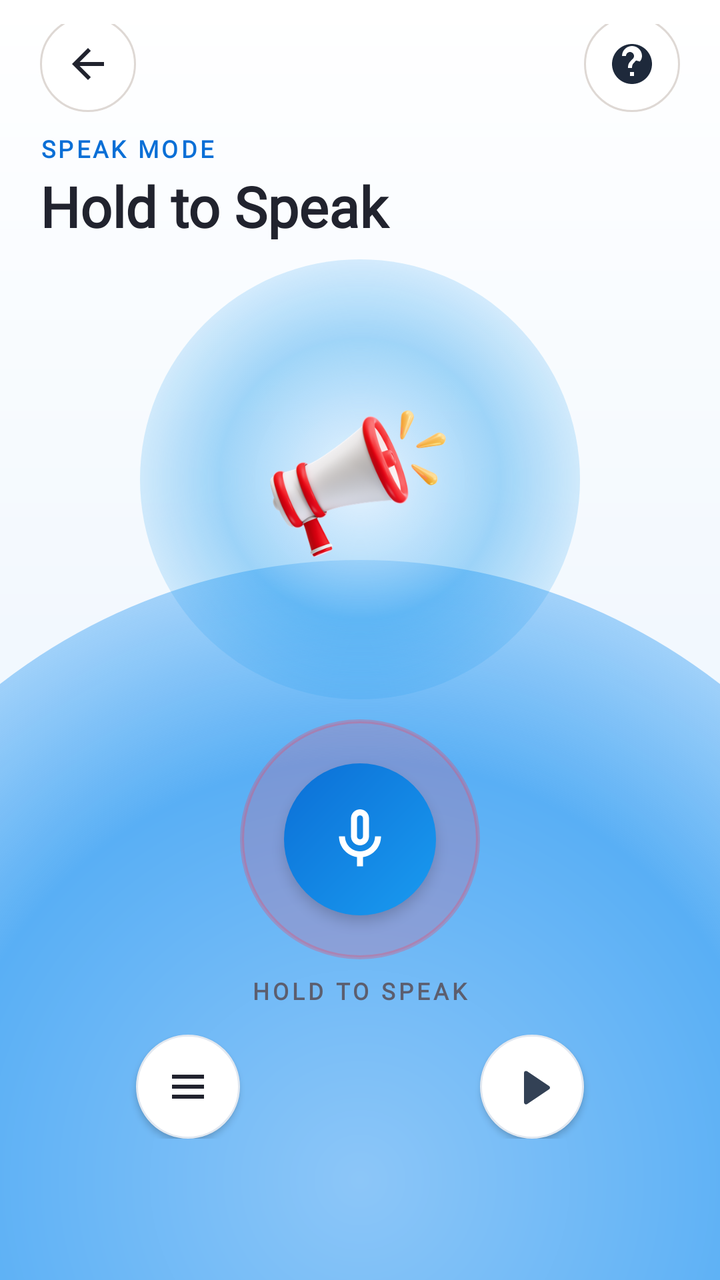
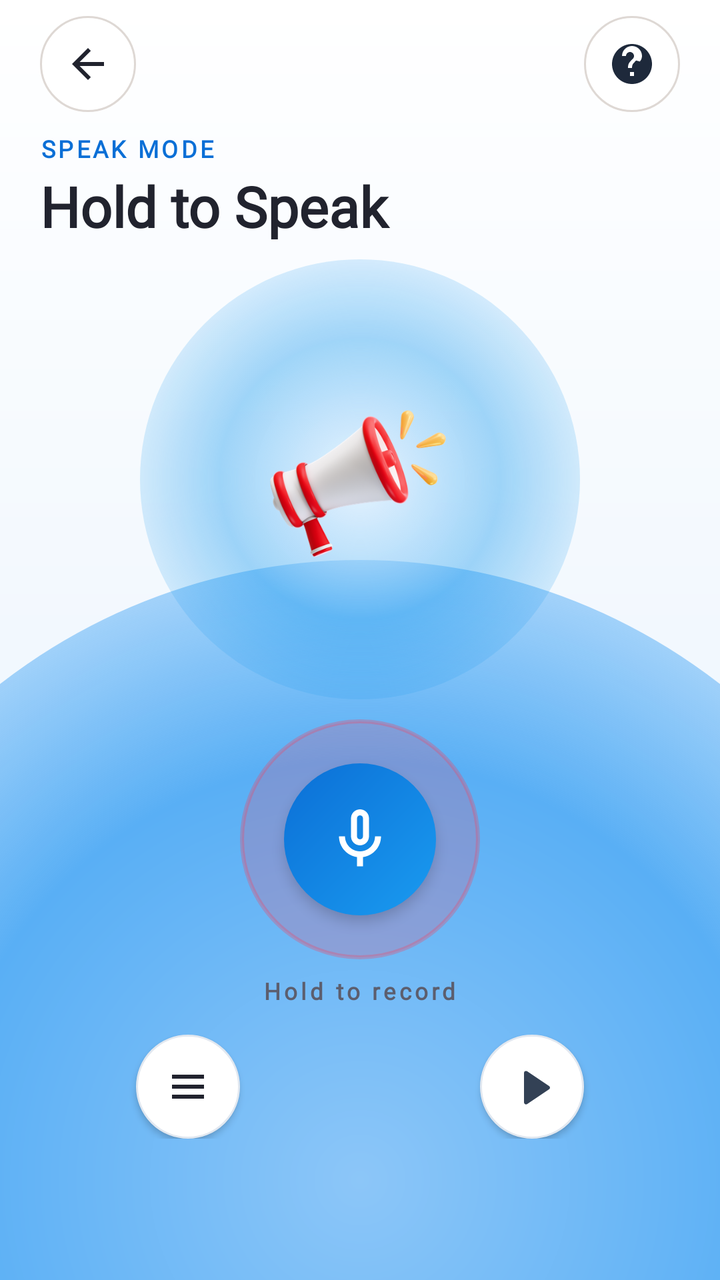

Before-and-after screenshots of an Android layout around one commit, followed by the original layout XML and the change that was made.
<!-- AndroidManifest.xml: application theme Theme.DecMictospeaker -->
<!-- res/layout/activity_hold_to_speak_new.xml -->
<?xml version="1.0" encoding="utf-8"?>
<LinearLayout xmlns:android="http://schemas.android.com/apk/res/android"
    xmlns:app="http://schemas.android.com/apk/res-auto"
    android:layout_width="match_parent"
    android:layout_height="match_parent"
    android:background="@drawable/bg_pastel_mesh"
    android:orientation="vertical">

    
    <RelativeLayout
        android:layout_width="match_parent"
        android:layout_height="wrap_content"
        android:paddingStart="20dp"
        android:paddingTop="12dp"
        android:paddingEnd="20dp"
        android:paddingBottom="4dp">

        <ImageButton
            android:id="@+id/iv_back"
            style="@style/ToolControlCircleBack"
            android:layout_alignParentStart="true"
            android:layout_centerVertical="true"
            android:contentDescription="@string/tool_back"
            android:src="@drawable/tool_back"
            app:tint="@color/quality_text" />

        
        <ImageButton
            android:id="@+id/btn_how_it_works"
            style="@style/ToolControlCircleBack"
            android:layout_alignParentEnd="true"
            android:layout_centerVertical="true"
            android:contentDescription="@string/tool_how_it_works"
            android:src="@drawable/ic_help_question" />
    </RelativeLayout>

    <androidx.core.widget.NestedScrollView
        android:id="@+id/scroller"
        android:layout_width="match_parent"
        android:layout_height="0dp"
        android:layout_weight="1"
        android:overScrollMode="never"
        android:scrollbars="none"
        android:fillViewport="true">

        <LinearLayout
            android:layout_width="match_parent"
            android:layout_height="wrap_content"
            android:orientation="vertical"
            android:paddingStart="20dp"
            android:paddingEnd="20dp"
            android:paddingBottom="12dp">

            
            <TextView
                android:layout_width="wrap_content"
                android:layout_height="wrap_content"
                android:layout_marginTop="2dp"
                android:fontFamily="@font/poppins_bold"
                android:letterSpacing="0.12"
                android:text="@string/kicker_speak_mode"
                android:textColor="#0B6FD6"
                android:textSize="12sp"
                android:textStyle="bold" />

            
            <TextView
                android:id="@+id/tv_title"
                style="@style/ToolTitle"
                android:layout_marginTop="2dp"
                android:text="@string/quality_hold_title"
                android:textColor="@color/quality_text"
                android:textSize="28sp"
                android:textStyle="bold" />

            
            <FrameLayout
                android:id="@+id/layout_mic_hero"
                android:layout_width="match_parent"
                android:layout_height="220dp"
                android:layout_gravity="center_horizontal"
                android:layout_marginTop="8dp"
                android:layout_marginBottom="4dp"
                android:clickable="true"
                android:focusable="false"
                android:importantForAccessibility="no">

                
                <View
                    android:layout_width="220dp"
                    android:layout_height="220dp"
                    android:layout_gravity="center"
                    android:background="@drawable/bg_hero_stage_peach"
                    android:importantForAccessibility="no" />

                
                <com.airbnb.lottie.LottieAnimationView
                    android:id="@+id/lottie_voice_wave"
                    android:layout_width="220dp"
                    android:layout_height="220dp"
                    android:layout_gravity="center"
                    android:importantForAccessibility="no"
                    app:lottie_fileName="lottie_pulse_hold.json"
                    app:lottie_loop="true"
                    app:lottie_autoPlay="false"
                    android:visibility="invisible" />

                
                <com.word.way.view.InteractiveWaveVisualizerView
                    android:id="@+id/visualizer_hold"
                    android:layout_width="match_parent"
                    android:layout_height="match_parent"
                    android:importantForAccessibility="no"
                    android:visibility="gone" />

                
                <ImageView
                    android:id="@+id/iv_mic"
                    android:layout_width="145dp"
                    android:layout_height="145dp"
                    android:layout_gravity="center"
                    android:clickable="true"
                    android:contentDescription="@string/tool_hold_accessibility"
                    android:focusable="true"
                    android:scaleType="fitCenter"
                    android:src="@drawable/ic_home_hold_speaker" />
            </FrameLayout>

            
            <FrameLayout
                android:layout_width="120dp"
                android:layout_height="120dp"
                android:layout_gravity="center_horizontal"
                android:layout_marginTop="6dp"
                android:background="@drawable/btn_circle_hold_outer">

                <ImageButton
                    android:id="@+id/iv_start_stop_new"
                    android:layout_width="76dp"
                    android:layout_height="76dp"
                    android:minWidth="48dp"
                    android:minHeight="48dp"
                    android:layout_gravity="center"
                    android:background="@drawable/btn_circle_hold_coral"
                    android:clickable="true"
                    android:contentDescription="@string/tool_hold_accessibility"
                    android:elevation="4dp"
                    android:focusable="true"
                    android:padding="20dp"
                    android:scaleType="fitCenter"
                    android:src="@drawable/ic_mic_white" />
            </FrameLayout>

            
            <TextView
                android:id="@+id/tv_start_stop_new"
                android:layout_width="wrap_content"
                android:layout_height="wrap_content"
                android:layout_gravity="center_horizontal"
                android:layout_marginTop="8dp"
                android:layout_marginBottom="12dp"
                android:fontFamily="@font/poppins_bold"
                android:letterSpacing="0.14"
                android:text="@string/hold_to_speak_caps"
                android:textColor="@color/quality_secondary"
                android:textSize="11.5sp"
                android:accessibilityLiveRegion="polite"
                android:textStyle="bold" />

            
            <LinearLayout
                android:layout_width="match_parent"
                android:layout_height="wrap_content"
                android:layout_marginTop="2dp"
                android:layout_marginBottom="6dp"
                android:gravity="center"
                android:orientation="horizontal">

                
                <ImageButton
                    android:id="@+id/iv_history"
                    android:layout_width="52dp"
                    android:layout_height="52dp"
                    android:minWidth="48dp"
                    android:minHeight="48dp"
                    android:layout_marginEnd="60dp"
                    android:background="@drawable/btn_circle_dock_control"
                    android:clickable="true"
                    android:focusable="true"
                    android:elevation="2dp"
                    android:padding="14dp"
                    android:scaleType="fitCenter"
                    android:src="@drawable/tool_history"
                    android:contentDescription="@string/tool_saved" />

                
                <ImageButton
                    android:id="@+id/iv_play"
                    android:layout_width="52dp"
                    android:layout_height="52dp"
                    android:minWidth="48dp"
                    android:minHeight="48dp"
                    android:layout_marginStart="60dp"
                    android:background="@drawable/btn_circle_dock_control"
                    android:clickable="true"
                    android:focusable="true"
                    android:elevation="2dp"
                    android:padding="14dp"
                    android:scaleType="fitCenter"
                    android:src="@drawable/ic_play_dark"
                    android:contentDescription="@string/tool_play_queue" />
            </LinearLayout>

            
            <LinearLayout
                android:id="@+id/card_hold_guide"
                android:layout_width="0dp"
                android:layout_height="0dp"
                android:visibility="gone"
                android:orientation="vertical" />
        </LinearLayout>
    </androidx.core.widget.NestedScrollView>

    
    <LinearLayout
        android:id="@+id/nativeLay"
        android:layout_width="match_parent"
        android:layout_height="wrap_content"
        android:gravity="center_horizontal"
        android:orientation="vertical" />
</LinearLayout>
<!-- resources referenced by this layout -->
<resources>
  <color name="quality_secondary">#5C5E6E</color>
  <color name="quality_text">#21232E</color>
  <!-- drawable bg_hero_stage_peach (drawable) -->
  <?xml version="1.0" encoding="utf-8"?>
  <shape xmlns:android="http://schemas.android.com/apk/res/android"
      android:shape="oval">
      <gradient
          android:type="radial"
          android:gradientRadius="140dp"
          android:startColor="#CCE4F2FE"
          android:centerColor="#661A9BF0"
          android:endColor="#000B6FD6" />
  </shape>
  <!-- drawable btn_circle_hold_outer (drawable) -->
  <?xml version="1.0" encoding="utf-8"?>
  <shape xmlns:android="http://schemas.android.com/apk/res/android"
      android:shape="oval">
      <solid android:color="#33F43F5E" />
      <stroke
          android:width="2dp"
          android:color="#4DF43F5E" />
  </shape>
  <!-- drawable ic_play_dark (drawable) -->
  <vector xmlns:android="http://schemas.android.com/apk/res/android"
      android:width="24dp"
      android:height="24dp"
      android:viewportWidth="24"
      android:viewportHeight="24">
      <path
          android:fillColor="#334155"
          android:pathData="M8,5.14v14.72a1,1 0,0 0,1.5.86l11,-7.36a1,1 0,0 0,0,-1.72l-11,-7.36a1,1 0,0 0,-1.5,0.86z"/>
  </vector>
  <!-- drawable tool_back (drawable) -->
  <vector xmlns:android="http://schemas.android.com/apk/res/android"
      android:width="24dp"
      android:height="24dp"
      android:viewportWidth="24"
      android:viewportHeight="24">
    <path
        android:fillColor="#21232E"
        android:pathData="M20,11H7.83l5.59,-5.59L12,4l-8,8 8,8 1.41,-1.41L7.83,13H20v-2z"/>
  </vector>
  <!-- drawable tool_history (drawable) -->
  <vector xmlns:android="http://schemas.android.com/apk/res/android"
      android:width="24dp"
      android:height="24dp"
      android:viewportWidth="24"
      android:viewportHeight="24">
    <path
        android:fillColor="#21232E"
        android:pathData="M4,6h16v2H4zm0,5h16v2H4zm0,5h16v2H4z"/>
  </vector>
  <string name="hold_to_speak_caps">HOLD TO SPEAK</string>
  <string name="kicker_speak_mode">SPEAK MODE</string>
  <string name="quality_hold_title">Hold to Speak</string>
  <string name="tool_back">Back</string>
  <string name="tool_hold_accessibility">Hold to record. Screen reader users can double-tap to start or stop.</string>
  <string name="tool_how_it_works">How it works?</string>
  <string name="tool_play_queue">Play queued recordings</string>
  <string name="tool_saved">Saved recordings</string>
  <style name="ToolTitle">
          <item name="android:layout_width">match_parent</item>
          <item name="android:layout_height">wrap_content</item>
          <item name="android:textSize">26sp</item>
          <item name="android:textStyle">bold</item>
          <item name="android:fontFamily">@font/poppins_bold</item>
          <item name="android:textColor">@color/quality_text</item>
      </style>
  <!-- drawable btn_circle_white (drawable) -->
  <?xml version="1.0" encoding="utf-8"?>
  <ripple xmlns:android="http://schemas.android.com/apk/res/android"
      android:color="@color/pastel_circle_btn_pressed">
      <item>
          <shape android:shape="oval">
              <solid android:color="@color/pastel_circle_btn" />
              <stroke android:width="1dp" android:color="@color/studio_line" />
          </shape>
      </item>
  </ripple>
  <color name="pastel_peach">#A9D6FB</color>
  <color name="pastel_peach_pressed">#7CBCF8</color>
  <color name="pastel_mint">#BFE2FC</color>
  <color name="pastel_mint_pressed">#93CCF9</color>
  <color name="pastel_circle_btn_pressed">#D9F0ED</color>
  <color name="pastel_circle_btn">#E6FFFFFF</color>
  <color name="studio_line">#DED8D4</color>
  <!-- unchanged entries left out for length: 8 -->
</resources>

<!-- the commit's change to res/layout/activity_hold_to_speak_new.xml (unified diff, before → after) -->
@@ -11,9 +11,10 @@
         android:layout_width="match_parent"
         android:layout_height="wrap_content"
         android:paddingStart="20dp"
-        android:paddingTop="12dp"
+        android:paddingTop="8dp"
         android:paddingEnd="20dp"
-        android:paddingBottom="4dp">
+        android:paddingBottom="8dp"
+        android:clipToPadding="false">
 
         <ImageButton
             android:id="@+id/iv_back"
@@ -161,7 +162,7 @@
                 android:layout_marginBottom="12dp"
                 android:fontFamily="@font/poppins_bold"
                 android:letterSpacing="0.14"
-                android:text="@string/hold_to_speak_caps"
+                android:text="@string/tool_hold_idle"
                 android:textColor="@color/quality_secondary"
                 android:textSize="11.5sp"
                 android:accessibilityLiveRegion="polite"
<!-- resource entries referenced after the edit -->
@@ -52,11 +52,11 @@
         android:fillColor="#21232E"
         android:pathData="M4,6h16v2H4zm0,5h16v2H4zm0,5h16v2H4z"/>
   </vector>
-  <string name="hold_to_speak_caps">HOLD TO SPEAK</string>
   <string name="kicker_speak_mode">SPEAK MODE</string>
   <string name="quality_hold_title">Hold to Speak</string>
   <string name="tool_back">Back</string>
   <string name="tool_hold_accessibility">Hold to record. Screen reader users can double-tap to start or stop.</string>
+  <string name="tool_hold_idle">Hold to record</string>
   <string name="tool_how_it_works">How it works?</string>
   <string name="tool_play_queue">Play queued recordings</string>
   <string name="tool_saved">Saved recordings</string>
